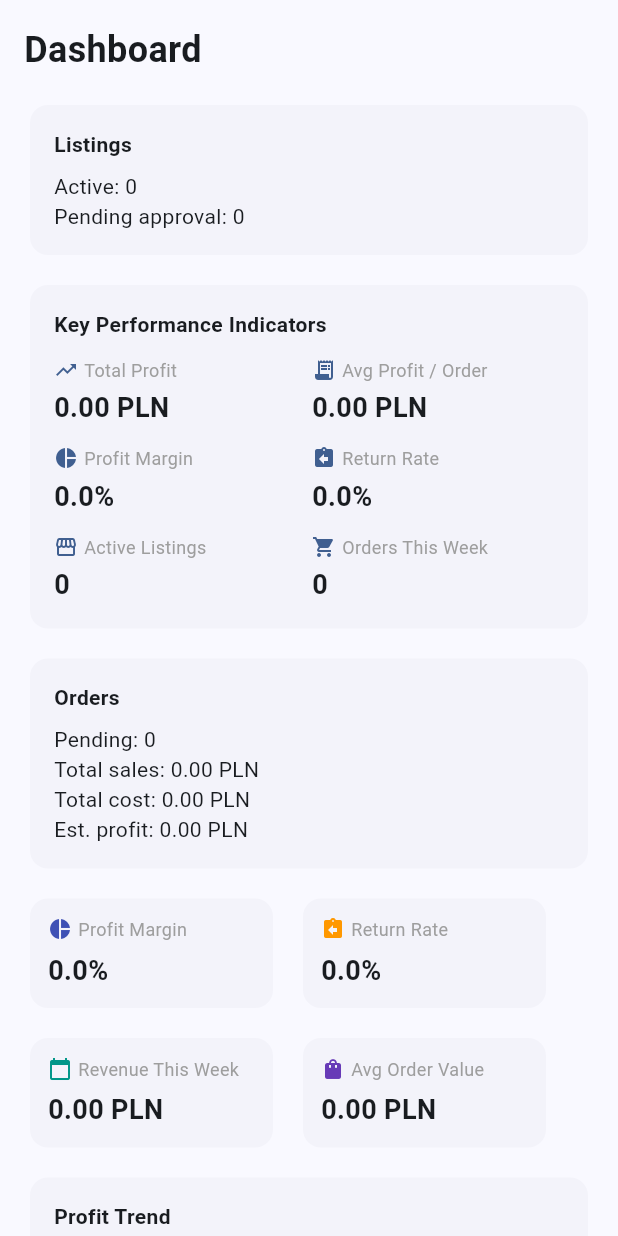
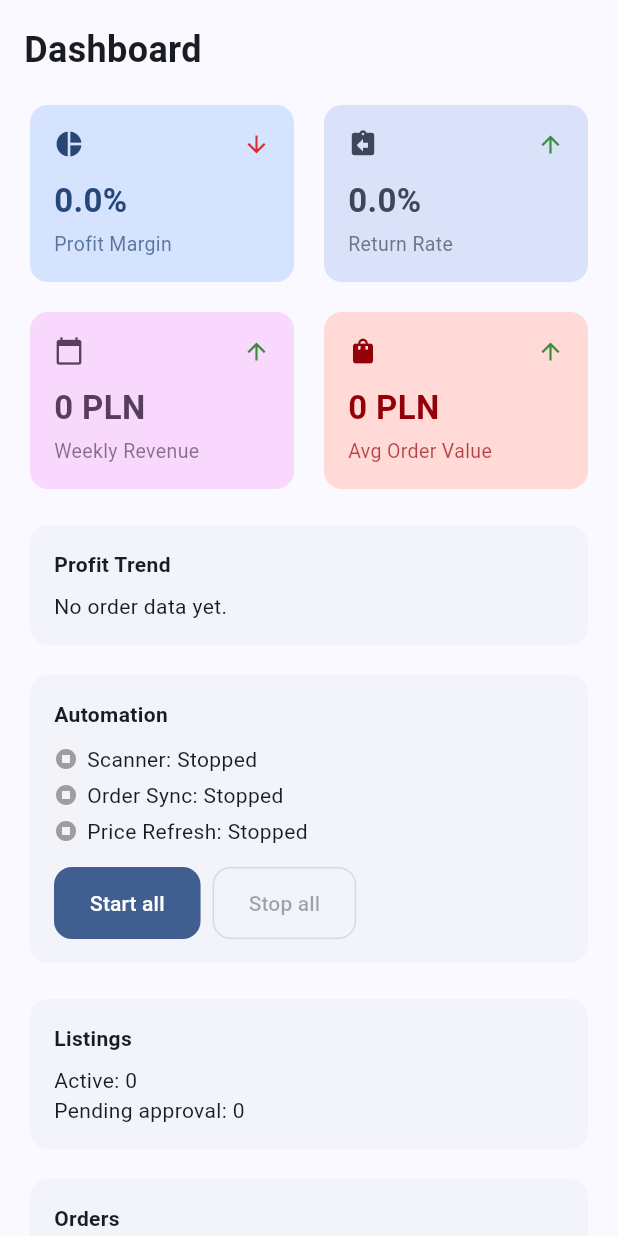
Before and after one commit to JurassicAlbert/jurassic_dropshipping, a Flutter app: the DashboardScreen widget shown alone on an empty page, opened directly, on a phone screen of 412 x 824 dp. Run offline on Flutter 3.47's test engine with Material 3 defaults, Android fonts, the phone set to English and light mode, and no system bars; our stand-ins replace dio, drift, fl_chart, flutter_riverpod, flutter_secure_storage, freezed_annotation and 4 more; accounts and stored records are empty; generated files the repository leaves out were written again.

Commit message:
Dashboard responsive layout with styled KPI cards

```diff
--- a/lib/features/dashboard/dashboard_screen.dart
+++ b/lib/features/dashboard/dashboard_screen.dart
@@ -25,7 +25,10 @@ class DashboardScreen extends ConsumerWidget {
         ref.invalidate(returnRequestsProvider);
         ref.invalidate(rulesProvider);
       },
-      child: SingleChildScrollView(
+      child: LayoutBuilder(
+        builder: (context, constraints) {
+          final isWide = constraints.maxWidth >= 800;
+          return SingleChildScrollView(
             physics: const AlwaysScrollableScrollPhysics(),
             padding: const EdgeInsets.all(16),
             child: Column(
@@ -33,8 +36,301 @@ class DashboardScreen extends ConsumerWidget {
               children: [
                 const Text('Dashboard', style: TextStyle(fontSize: 24, fontWeight: FontWeight.bold)),
                 const SizedBox(height: 16),
+
+                // ─── Top KPI stat cards ───
+                _buildTopKpis(context, listingsAsync, ordersAsync, returnsAsync, isWide),
+                const SizedBox(height: 16),
+
+                // ─── Responsive grid for chart + automation ───
+                if (isWide)
+                  IntrinsicHeight(
+                    child: Row(
+                      crossAxisAlignment: CrossAxisAlignment.stretch,
+                      children: [
+                        Expanded(
+                          flex: 3,
+                          child: ordersAsync.when(
+                            data: (orders) => _ProfitChart(orders: orders),
+                            loading: () => const SizedBox.shrink(),
+                            error: (_, _) => const SizedBox.shrink(),
+                          ),
+                        ),
+                        const SizedBox(width: 12),
+                        Expanded(
+                          flex: 2,
+                          child: _AutomationCard(automation: automation),
+                        ),
+                      ],
+                    ),
+                  )
+                else ...[
+                  ordersAsync.when(
+                    data: (orders) => _ProfitChart(orders: orders),
+                    loading: () => const SizedBox.shrink(),
+                    error: (_, _) => const SizedBox.shrink(),
+                  ),
+                  const SizedBox(height: 12),
+                  _AutomationCard(automation: automation),
+                ],
+
+                const SizedBox(height: 16),
+
+                // ─── Summary cards ───
+                if (isWide)
+                  IntrinsicHeight(
+                    child: Row(
+                      crossAxisAlignment: CrossAxisAlignment.stretch,
+                      children: [
+                        Expanded(
+                          child: listingsAsync.when(
+                            data: (listings) => _ListingsSummaryCard(listings: listings),
+                            loading: () => const Card(child: Padding(padding: EdgeInsets.all(16), child: Center(child: CircularProgressIndicator()))),
+                            error: (e, _) => ErrorCard(
+                              message: 'Failed to load data. Please try again.',
+                              onRetry: () => ref.invalidate(listingsProvider),
+                            ),
+                          ),
+                        ),
+                        const SizedBox(width: 12),
+                        Expanded(
+                          child: ordersAsync.when(
+                            data: (orders) => _OrdersSummaryCard(orders: orders),
+                            loading: () => const Card(child: Padding(padding: EdgeInsets.all(16), child: Center(child: CircularProgressIndicator()))),
+                            error: (e, _) => ErrorCard(
+                              message: 'Failed to load data. Please try again.',
+                              onRetry: () => ref.invalidate(ordersProvider),
+                            ),
+                          ),
+                        ),
+                      ],
+                    ),
+                  )
+                else ...[
                   listingsAsync.when(
-              data: (listings) {
+                    data: (listings) => _ListingsSummaryCard(listings: listings),
+                    loading: () => const Card(child: Padding(padding: EdgeInsets.all(16), child: Center(child: CircularProgressIndicator()))),
+                    error: (e, _) => ErrorCard(
+                      message: 'Failed to load data. Please try again.',
+                      onRetry: () => ref.invalidate(listingsProvider),
+                    ),
+                  ),
+                  const SizedBox(height: 12),
+                  ordersAsync.when(
+                    data: (orders) => _OrdersSummaryCard(orders: orders),
+                    loading: () => const Card(child: Padding(padding: EdgeInsets.all(16), child: Center(child: CircularProgressIndicator()))),
+                    error: (e, _) => ErrorCard(
+                      message: 'Failed to load data. Please try again.',
+                      onRetry: () => ref.invalidate(ordersProvider),
+                    ),
+                  ),
+                ],
+
+                const SizedBox(height: 16),
+                rulesAsync.when(
+                  data: (rules) => Card(
+                    child: ListTile(
+                      title: const Text('Run scan'),
+                      subtitle: Text('Keywords: ${rules.searchKeywords.join(", ").isEmpty ? "none" : rules.searchKeywords.join(", ")}'),
+                      trailing: FilledButton(
+                        onPressed: () async {
+                          final scanner = ref.read(scannerProvider);
+                          await scanner.run();
+                          ref.invalidate(listingsProvider);
+                        },
+                        child: const Text('Scan'),
+                      ),
+                    ),
+                  ),
+                  loading: () => const SizedBox.shrink(),
+                  error: (_, _) => const SizedBox.shrink(),
+                ),
+              ],
+            ),
+          );
+        },
+      ),
+    );
+  }
+
+  static Widget _buildTopKpis(
+    BuildContext context,
+    AsyncValue<List<Listing>> listingsAsync,
+    AsyncValue<List<Order>> ordersAsync,
+    AsyncValue<List<ReturnRequest>> returnsAsync,
+    bool isWide,
+  ) {
+    final listings = listingsAsync.valueOrNull;
+    final orders = ordersAsync.valueOrNull;
+    final returns = returnsAsync.valueOrNull;
+    if (listings == null || orders == null || returns == null) {
+      return const SizedBox.shrink();
+    }
+
+    final totalRevenue = orders.fold<double>(0, (s, o) => s + o.sellingPrice);
+    final totalCost = orders.fold<double>(0, (s, o) => s + o.sourceCost);
+    final totalProfit = totalRevenue - totalCost;
+    final marginPct = totalRevenue > 0 ? (totalProfit / totalRevenue * 100) : 0.0;
+    final shippedOrDelivered = orders.where((o) => o.status == OrderStatus.shipped || o.status == OrderStatus.delivered).length;
+    final returnRate = shippedOrDelivered > 0 ? (returns.length / shippedOrDelivered * 100) : 0.0;
+
+    final now = DateTime.now();
+    final weekAgo = now.subtract(const Duration(days: 7));
+    final twoWeeksAgo = now.subtract(const Duration(days: 14));
+    final revenueThisWeek = orders.where((o) => o.createdAt != null && o.createdAt!.isAfter(weekAgo)).fold<double>(0, (s, o) => s + o.sellingPrice);
+    final revenueLastWeek = orders.where((o) => o.createdAt != null && o.createdAt!.isAfter(twoWeeksAgo) && o.createdAt!.isBefore(weekAgo)).fold<double>(0, (s, o) => s + o.sellingPrice);
+    final avgOrderValue = orders.isEmpty ? 0.0 : totalRevenue / orders.length;
+    final avgOrderLastWeek = () {
+      final lastWeekOrders = orders.where((o) => o.createdAt != null && o.createdAt!.isAfter(twoWeeksAgo) && o.createdAt!.isBefore(weekAgo)).toList();
+      if (lastWeekOrders.isEmpty) return 0.0;
+      return lastWeekOrders.fold<double>(0, (s, o) => s + o.sellingPrice) / lastWeekOrders.length;
+    }();
+
+    final cs = Theme.of(context).colorScheme;
+
+    final kpis = [
+      _StyledKpiData(
+        icon: Icons.pie_chart,
+        value: '${marginPct.toStringAsFixed(1)}%',
+        label: 'Profit Margin',
+        trendUp: marginPct >= 20,
+        containerColor: cs.primaryContainer,
+        onContainerColor: cs.onPrimaryContainer,
+      ),
+      _StyledKpiData(
+        icon: Icons.assignment_return,
+        value: '${returnRate.toStringAsFixed(1)}%',
+        label: 'Return Rate',
+        trendUp: returnRate <= 5,
+        containerColor: cs.secondaryContainer,
+        onContainerColor: cs.onSecondaryContainer,
+      ),
+      _StyledKpiData(
+        icon: Icons.calendar_today,
+        value: '${revenueThisWeek.toStringAsFixed(0)} PLN',
+        label: 'Weekly Revenue',
+        trendUp: revenueThisWeek >= revenueLastWeek,
+        containerColor: cs.tertiaryContainer,
+        onContainerColor: cs.onTertiaryContainer,
+      ),
+      _StyledKpiData(
+        icon: Icons.shopping_bag,
+        value: '${avgOrderValue.toStringAsFixed(0)} PLN',
+        label: 'Avg Order Value',
+        trendUp: avgOrderValue >= avgOrderLastWeek,
+        containerColor: cs.errorContainer,
+        onContainerColor: cs.onErrorContainer,
+      ),
+    ];
+
+    if (isWide) {
+      return Row(
+        children: [
+          for (var i = 0; i < kpis.length; i++) ...[
+            if (i > 0) const SizedBox(width: 12),
+            Expanded(child: _StyledKpiCard(data: kpis[i])),
+          ],
+        ],
+      );
+    }
+
+    return Column(
+      children: [
+        Row(
+          children: [
+            Expanded(child: _StyledKpiCard(data: kpis[0])),
+            const SizedBox(width: 12),
+            Expanded(child: _StyledKpiCard(data: kpis[1])),
+          ],
+        ),
+        const SizedBox(height: 12),
+        Row(
+          children: [
+            Expanded(child: _StyledKpiCard(data: kpis[2])),
+            const SizedBox(width: 12),
+            Expanded(child: _StyledKpiCard(data: kpis[3])),
+          ],
+        ),
+      ],
+    );
+  }
+
+  static String _formatTime(DateTime dt) {
+    return '${dt.hour.toString().padLeft(2, '0')}:${dt.minute.toString().padLeft(2, '0')}:${dt.second.toString().padLeft(2, '0')}';
+  }
+}
+
+// ─── Styled KPI Card ─────────────────────────────────────────────────────────
+
+class _StyledKpiData {
+  const _StyledKpiData({
+    required this.icon,
+    required this.value,
+    required this.label,
+    required this.trendUp,
+    required this.containerColor,
+    required this.onContainerColor,
+  });
+  final IconData icon;
+  final String value;
+  final String label;
+  final bool trendUp;
+  final Color containerColor;
+  final Color onContainerColor;
+}
+
+class _StyledKpiCard extends StatelessWidget {
+  const _StyledKpiCard({required this.data});
+  final _StyledKpiData data;
+
+  @override
+  Widget build(BuildContext context) {
+    return Card(
+      color: data.containerColor,
+      child: Padding(
+        padding: const EdgeInsets.all(16),
+        child: Column(
+          crossAxisAlignment: CrossAxisAlignment.start,
+          children: [
+            Row(
+              children: [
+                Icon(data.icon, size: 20, color: data.onContainerColor),
+                const Spacer(),
+                Icon(
+                  data.trendUp ? Icons.arrow_upward : Icons.arrow_downward,
+                  size: 18,
+                  color: data.trendUp ? Colors.green.shade700 : Colors.red.shade700,
+                ),
+              ],
+            ),
+            const SizedBox(height: 12),
+            Text(
+              data.value,
+              style: TextStyle(
+                fontSize: 22,
+                fontWeight: FontWeight.bold,
+                color: data.onContainerColor,
+              ),
+            ),
+            const SizedBox(height: 4),
+            Text(
+              data.label,
+              style: TextStyle(fontSize: 13, color: data.onContainerColor.withAlpha(180)),
+            ),
+          ],
+        ),
+      ),
+    );
+  }
+}
+
+// ─── Listings Summary Card ───────────────────────────────────────────────────
+
+class _ListingsSummaryCard extends StatelessWidget {
+  const _ListingsSummaryCard({required this.listings});
+  final List<Listing> listings;
+
+  @override
+  Widget build(BuildContext context) {
     final active = listings.where((l) => l.status.name == 'active').length;
     final pending = listings.where((l) => l.status.name == 'pendingApproval').length;
     return Card(
@@ -51,18 +347,17 @@ class DashboardScreen extends ConsumerWidget {
         ),
       ),
     );
-              },
-              loading: () => const Card(child: Padding(padding: EdgeInsets.all(16), child: CircularProgressIndicator())),
-              error: (e, _) => ErrorCard(
-                message: 'Failed to load data. Please try again.',
-                onRetry: () => ref.invalidate(listingsProvider),
-              ),
-            ),
-            const SizedBox(height: 12),
-            _buildKpiCard(listingsAsync, ordersAsync, returnsAsync),
-            const SizedBox(height: 12),
-            ordersAsync.when(
-              data: (orders) {
+  }
+}
+
+// ─── Orders Summary Card ─────────────────────────────────────────────────────
+
+class _OrdersSummaryCard extends StatelessWidget {
+  const _OrdersSummaryCard({required this.orders});
+  final List<Order> orders;
+
+  @override
+  Widget build(BuildContext context) {
     final pending = orders.where((o) => o.status.name == 'pending' || o.status.name == 'pendingApproval').length;
     final totalSales = orders.fold<double>(0, (s, o) => s + o.sellingPrice);
     final totalCost = orders.fold<double>(0, (s, o) => s + o.sourceCost);
@@ -82,23 +377,18 @@ class DashboardScreen extends ConsumerWidget {
         ),
       ),
     );
-              },
-              loading: () => const Card(child: Padding(padding: EdgeInsets.all(16), child: CircularProgressIndicator())),
-              error: (e, _) => ErrorCard(
-                message: 'Failed to load data. Please try again.',
-                onRetry: () => ref.invalidate(ordersProvider),
-              ),
-            ),
-            const SizedBox(height: 12),
-            _buildOrderKpis(ordersAsync, returnsAsync),
-            const SizedBox(height: 12),
-            ordersAsync.when(
-              data: (orders) => _ProfitChart(orders: orders),
-              loading: () => const SizedBox.shrink(),
-              error: (_, _) => const SizedBox.shrink(),
-            ),
-            const SizedBox(height: 16),
-            Card(
+  }
+}
+
+// ─── Automation Card ─────────────────────────────────────────────────────────
+
+class _AutomationCard extends StatelessWidget {
+  const _AutomationCard({required this.automation});
+  final dynamic automation;
+
+  @override
+  Widget build(BuildContext context) {
+    return Card(
       child: Padding(
         padding: const EdgeInsets.all(16),
         child: Column(
@@ -130,60 +420,7 @@ class DashboardScreen extends ConsumerWidget {
           ],
         ),
       ),
-            ),
-            const SizedBox(height: 16),
-            rulesAsync.when(
-              data: (rules) => Card(
-                child: ListTile(
-                  title: const Text('Run scan'),
-                  subtitle: Text('Keywords: ${rules.searchKeywords.join(", ").isEmpty ? "none" : rules.searchKeywords.join(", ")}'),
-                  trailing: FilledButton(
-                    onPressed: () async {
-                      final scanner = ref.read(scannerProvider);
-                      await scanner.run();
-                      ref.invalidate(listingsProvider);
-                    },
-                    child: const Text('Scan'),
-                  ),
-                ),
-              ),
-              loading: () => const SizedBox.shrink(),
-              error: (_, _) => const SizedBox.shrink(),
-            ),
-          ],
-        ),
-      ),
     );
-  }
-
-  static Widget _buildKpiCard(
-    AsyncValue<List<Listing>> listingsAsync,
-    AsyncValue<List<Order>> ordersAsync,
-    AsyncValue<List<ReturnRequest>> returnsAsync,
-  ) {
-    final listings = listingsAsync.valueOrNull;
-    final orders = ordersAsync.valueOrNull;
-    final returns = returnsAsync.valueOrNull;
-    if (listings == null || orders == null || returns == null) {
-      return const SizedBox.shrink();
-    }
-    return _KpiCard(orders: orders, listings: listings, returns: returns);
-  }
-
-  static Widget _buildOrderKpis(
-    AsyncValue<List<Order>> ordersAsync,
-    AsyncValue<List<ReturnRequest>> returnsAsync,
-  ) {
-    final orders = ordersAsync.valueOrNull;
-    final returns = returnsAsync.valueOrNull;
-    if (orders == null || returns == null) {
-      return const SizedBox.shrink();
-    }
-    return _OrderKpiGrid(orders: orders, returns: returns);
-  }
-
-  static String _formatTime(DateTime dt) {
-    return '${dt.hour.toString().padLeft(2, '0')}:${dt.minute.toString().padLeft(2, '0')}:${dt.second.toString().padLeft(2, '0')}';
   }
 }
 
@@ -359,185 +596,8 @@ class _ProfitChartState extends State<_ProfitChart> {
   }
 }
 
-class _KpiCard extends StatelessWidget {
-  const _KpiCard({required this.orders, required this.listings, required this.returns});
-  final List<Order> orders;
-  final List<Listing> listings;
-  final List<ReturnRequest> returns;
-
-  @override
-  Widget build(BuildContext context) {
-    final totalRevenue = orders.fold<double>(0, (s, o) => s + o.sellingPrice);
-    final totalCost = orders.fold<double>(0, (s, o) => s + o.sourceCost);
-    final totalProfit = totalRevenue - totalCost;
-    final avgProfit = orders.isEmpty ? 0.0 : totalProfit / orders.length;
-    final marginPct = totalRevenue > 0 ? (totalProfit / totalRevenue * 100) : 0.0;
-    final returnRate = orders.isEmpty ? 0.0 : (returns.length / orders.length * 100);
-    final activeListings = listings.where((l) => l.status == ListingStatus.active).length;
-
-    final now = DateTime.now();
-    final weekAgo = now.subtract(const Duration(days: 7));
-    final twoWeeksAgo = now.subtract(const Duration(days: 14));
-    final ordersThisWeek = orders.where((o) => o.createdAt != null && o.createdAt!.isAfter(weekAgo)).length;
-    final ordersLastWeek = orders.where((o) => o.createdAt != null && o.createdAt!.isAfter(twoWeeksAgo) && o.createdAt!.isBefore(weekAgo)).length;
-
-    final tiles = <_KpiTile>[
-      _KpiTile(label: 'Total Profit', value: '${totalProfit.toStringAsFixed(2)} PLN', icon: Icons.trending_up),
-      _KpiTile(label: 'Avg Profit / Order', value: '${avgProfit.toStringAsFixed(2)} PLN', icon: Icons.receipt_long),
-      _KpiTile(label: 'Profit Margin', value: '${marginPct.toStringAsFixed(1)}%', icon: Icons.pie_chart),
-      _KpiTile(label: 'Return Rate', value: '${returnRate.toStringAsFixed(1)}%', icon: Icons.assignment_return),
-      _KpiTile(label: 'Active Listings', value: '$activeListings', icon: Icons.storefront),
-      _KpiTile(
-        label: 'Orders This Week',
-        value: '$ordersThisWeek',
-        icon: Icons.shopping_cart,
-        trend: ordersLastWeek > 0
-            ? '${ordersThisWeek >= ordersLastWeek ? '+' : ''}${ordersThisWeek - ordersLastWeek} vs last week'
-            : null,
-        trendUp: ordersThisWeek >= ordersLastWeek,
-      ),
-    ];
-
-    return Card(
-      child: Padding(
-        padding: const EdgeInsets.all(16),
-        child: Column(
-          crossAxisAlignment: CrossAxisAlignment.start,
-          children: [
-            const Text('Key Performance Indicators', style: TextStyle(fontWeight: FontWeight.w600)),
-            const SizedBox(height: 12),
-            Wrap(
-              spacing: 12,
-              runSpacing: 12,
-              children: tiles
-                  .map((t) => SizedBox(
-                        width: 160,
-                        child: Column(
-                          crossAxisAlignment: CrossAxisAlignment.start,
-                          children: [
-                            Row(
-                              mainAxisSize: MainAxisSize.min,
-                              children: [
-                                Icon(t.icon, size: 16, color: Theme.of(context).colorScheme.primary),
-                                const SizedBox(width: 4),
-                                Flexible(
-                                  child: Text(t.label, style: const TextStyle(fontSize: 12, color: Colors.grey)),
-                                ),
-                              ],
-                            ),
-                            const SizedBox(height: 4),
-                            Text(t.value, style: const TextStyle(fontSize: 18, fontWeight: FontWeight.bold)),
-                            if (t.trend != null) ...[
-                              const SizedBox(height: 2),
-                              Text(
-                                t.trend!,
-                                style: TextStyle(
-                                  fontSize: 11,
-                                  color: t.trendUp ? Colors.green : Colors.red,
-                                ),
-                              ),
-                            ],
-                          ],
-                        ),
-                      ))
-                  .toList(),
-            ),
-          ],
-        ),
-      ),
-    );
-  }
-}
-
-class _KpiTile {
-  const _KpiTile({
-    required this.label,
-    required this.value,
-    required this.icon,
-    this.trend,
-    this.trendUp = true,
-  });
-  final String label;
-  final String value;
-  final IconData icon;
-  final String? trend;
-  final bool trendUp;
-}
-
 class _DailyProfit {
   const _DailyProfit({required this.date, required this.profit});
   final DateTime date;
   final double profit;
 }
-
-class _OrderKpiGrid extends StatelessWidget {
-  const _OrderKpiGrid({required this.orders, required this.returns});
-  final List<Order> orders;
-  final List<ReturnRequest> returns;
-
-  @override
-  Widget build(BuildContext context) {
-    final totalRevenue = orders.fold<double>(0, (s, o) => s + o.sellingPrice);
-    final totalCost = orders.fold<double>(0, (s, o) => s + o.sourceCost);
-    final marginPct = totalRevenue > 0 ? ((totalRevenue - totalCost) / totalRevenue * 100) : 0.0;
-
-    final shippedOrDelivered = orders.where((o) =>
-        o.status == OrderStatus.shipped || o.status == OrderStatus.delivered).length;
-    final returnRate = shippedOrDelivered > 0
-        ? (returns.length / shippedOrDelivered * 100)
-        : 0.0;
-
-    final now = DateTime.now();
-    final weekAgo = now.subtract(const Duration(days: 7));
-    final revenueThisWeek = orders
-        .where((o) => o.createdAt != null && o.createdAt!.isAfter(weekAgo))
-        .fold<double>(0, (s, o) => s + o.sellingPrice);
-
-    final avgOrderValue = orders.isEmpty ? 0.0 : totalRevenue / orders.length;
-
-    final cards = <_MiniKpi>[
-      _MiniKpi(label: 'Profit Margin', value: '${marginPct.toStringAsFixed(1)}%', icon: Icons.pie_chart, color: Colors.indigo),
-      _MiniKpi(label: 'Return Rate', value: '${returnRate.toStringAsFixed(1)}%', icon: Icons.assignment_return, color: Colors.orange),
-      _MiniKpi(label: 'Revenue This Week', value: '${revenueThisWeek.toStringAsFixed(2)} PLN', icon: Icons.calendar_today, color: Colors.teal),
-      _MiniKpi(label: 'Avg Order Value', value: '${avgOrderValue.toStringAsFixed(2)} PLN', icon: Icons.shopping_bag, color: Colors.deepPurple),
-    ];
-
-    return Wrap(
-      spacing: 12,
-      runSpacing: 12,
-      children: cards.map((kpi) => SizedBox(
-        width: 170,
-        child: Card(
-          child: Padding(
-            padding: const EdgeInsets.all(12),
-            child: Column(
-              crossAxisAlignment: CrossAxisAlignment.start,
-              children: [
-                Row(
-                  mainAxisSize: MainAxisSize.min,
-                  children: [
-                    Icon(kpi.icon, size: 16, color: kpi.color),
-                    const SizedBox(width: 4),
-                    Flexible(
-                      child: Text(kpi.label, style: const TextStyle(fontSize: 12, color: Colors.grey)),
-                    ),
-                  ],
-                ),
-                const SizedBox(height: 6),
-                Text(kpi.value, style: const TextStyle(fontSize: 18, fontWeight: FontWeight.bold)),
-              ],
-            ),
-          ),
-        ),
-      )).toList(),
-    );
-  }
-}
-
-class _MiniKpi {
-  const _MiniKpi({required this.label, required this.value, required this.icon, required this.color});
-  final String label;
-  final String value;
-  final IconData icon;
-  final Color color;
-}
```
Also changed, not shown: 1 other file. Lines whose indentation alone changed are shown as unchanged.
